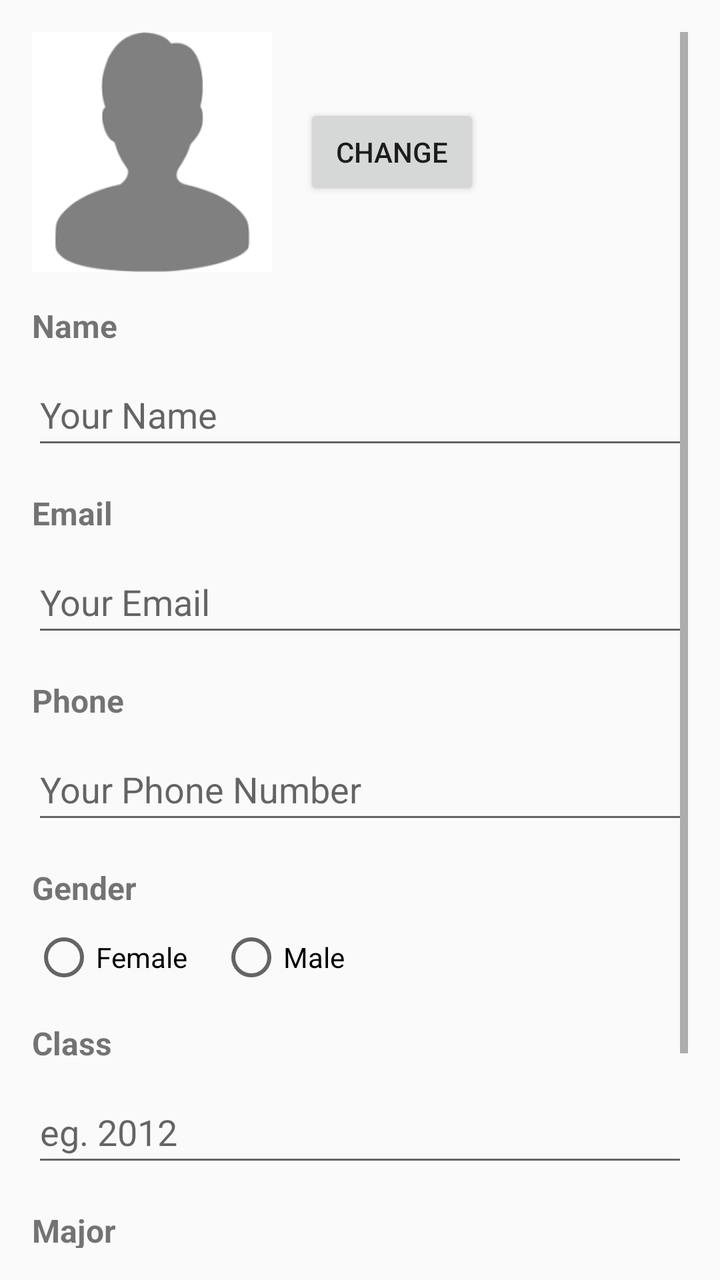
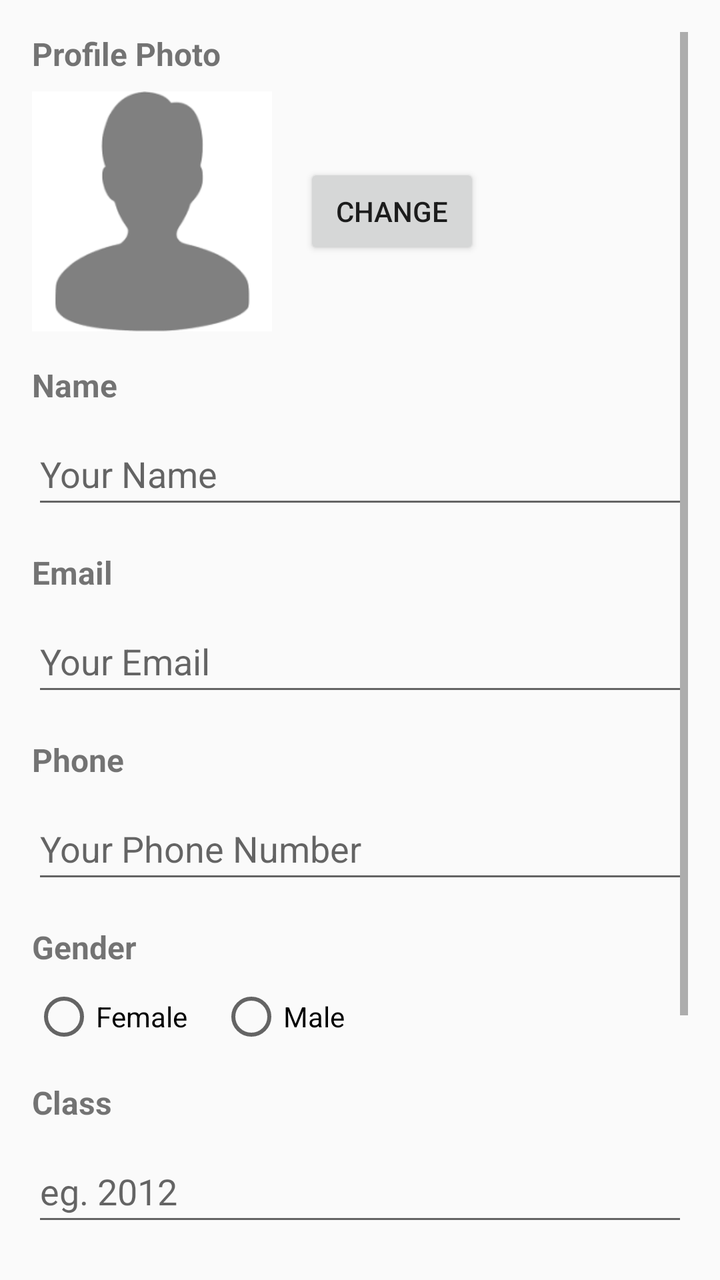

The first picture is an Android layout as it rendered before a commit; the second is the same layout after the commit. The layout source and the unified diff follow.
<!-- AndroidManifest.xml: activity theme Theme.Kunlong_He_MyRuns1 -->
<!-- res/layout/activity_user_profile.xml -->
<?xml version="1.0" encoding="utf-8"?>
<ScrollView xmlns:android="http://schemas.android.com/apk/res/android"
    android:id="@+id/scrollView"
    android:layout_width="match_parent"
    android:layout_height="match_parent"
    android:padding="16dp">

    <LinearLayout
        android:layout_width="match_parent"
        android:layout_height="wrap_content"
        android:orientation="vertical">

        
        <LinearLayout
            android:layout_width="match_parent"
            android:layout_height="wrap_content"
            android:orientation="horizontal"
            android:gravity="center_vertical"
            android:layout_marginBottom="16dp">

            <ImageView
                android:id="@+id/imageProfile"
                android:layout_width="120dp"
                android:layout_height="wrap_content"
                android:layout_marginEnd="16dp"
                android:adjustViewBounds="true"
                android:scaleType="fitCenter" 
                android:src="@drawable/default_avatar" />

            <Button
                android:id="@+id/btnChangePhoto"
                android:layout_width="wrap_content"
                android:layout_height="wrap_content"
                android:text="CHANGE" />

        </LinearLayout>

        
        <TextView
            android:layout_width="wrap_content"
            android:layout_height="wrap_content"
            android:text="Name"
            android:textSize="16sp"
            android:textStyle="bold"
            android:layout_marginBottom="8dp" />

        <EditText
            android:id="@+id/editTextName"
            android:layout_width="match_parent"
            android:layout_height="48dp"
            android:hint="Your Name"
            android:inputType="textPersonName"
            android:layout_marginBottom="16dp" />

        
        <TextView
            android:layout_width="wrap_content"
            android:layout_height="wrap_content"
            android:text="Email"
            android:textSize="16sp"
            android:textStyle="bold"
            android:layout_marginBottom="8dp" />

        <EditText
            android:id="@+id/editTextEmail"
            android:layout_width="match_parent"
            android:layout_height="48dp"
            android:hint="Your Email"
            android:inputType="textEmailAddress"
            android:layout_marginBottom="16dp" />

        
        <TextView
            android:layout_width="wrap_content"
            android:layout_height="wrap_content"
            android:text="Phone"
            android:textSize="16sp"
            android:textStyle="bold"
            android:layout_marginBottom="8dp" />

        <EditText
            android:id="@+id/editTextPhone"
            android:layout_width="match_parent"
            android:layout_height="48dp"
            android:hint="Your Phone Number"
            android:inputType="phone"
            android:layout_marginBottom="16dp" />

        
        <TextView
            android:layout_width="wrap_content"
            android:layout_height="wrap_content"
            android:text="Gender"
            android:textSize="16sp"
            android:textStyle="bold"
            android:layout_marginBottom="8dp" />

        <RadioGroup
            android:id="@+id/radioGroupGender"
            android:layout_width="match_parent"
            android:layout_height="wrap_content"
            android:orientation="horizontal"
            android:layout_marginBottom="16dp">

            <RadioButton
                android:id="@+id/radioButtonFemale"
                android:layout_width="wrap_content"
                android:layout_height="wrap_content"
                android:text="Female"
                android:layout_marginEnd="16dp" />

            <RadioButton
                android:id="@+id/radioButtonMale"
                android:layout_width="wrap_content"
                android:layout_height="wrap_content"
                android:text="Male" />

        </RadioGroup>

        
        <TextView
            android:layout_width="wrap_content"
            android:layout_height="wrap_content"
            android:text="Class"
            android:textSize="16sp"
            android:textStyle="bold"
            android:layout_marginBottom="8dp" />

        <EditText
            android:id="@+id/editTextClass"
            android:layout_width="match_parent"
            android:layout_height="48dp"
            android:hint="eg. 2012"
            android:inputType="number"
            android:layout_marginBottom="16dp" />

        
        <TextView
            android:layout_width="wrap_content"
            android:layout_height="wrap_content"
            android:text="Major"
            android:textSize="16sp"
            android:textStyle="bold"
            android:layout_marginBottom="8dp" />

        <EditText
            android:id="@+id/editTextMajor"
            android:layout_width="match_parent"
            android:layout_height="48dp"
            android:hint="Your Major"
            android:inputType="text"
            android:layout_marginBottom="32dp" />

        
        <LinearLayout
            android:layout_width="match_parent"
            android:layout_height="wrap_content"
            android:orientation="horizontal"
            android:gravity="center">

            <Button
                android:id="@+id/buttonSave"
                android:layout_width="0dp"
                android:layout_height="wrap_content"
                android:layout_weight="1"
                android:text="SAVE"
                android:layout_marginEnd="8dp" />

            <Button
                android:id="@+id/buttonCancel"
                android:layout_width="0dp"
                android:layout_height="wrap_content"
                android:layout_weight="1"
                android:text="CANCEL"
                android:layout_marginStart="8dp" />

        </LinearLayout>

    </LinearLayout>

</ScrollView>
<!-- resources referenced by this layout -->
<resources>
  <!-- drawable default_avatar: png bitmap (drawable, 2208 bytes) -->
  <style name="Theme.Kunlong_He_MyRuns1" parent="Theme.AppCompat.Light.DarkActionBar">
          <item name="colorPrimary">@color/gray_500</item>
          <item name="colorPrimaryDark">@color/gray_700</item>
          <item name="colorAccent">@color/teal_200</item>
      </style>
  <color name="gray_500">#FF607D8B</color>
  <color name="gray_700">#FF455A64</color>
  <color name="teal_200">#FF03DAC5</color>
</resources>

<!-- the commit's change to res/layout/activity_user_profile.xml (unified diff, before → after) -->
@@ -9,6 +9,14 @@
         android:layout_width="match_parent"
         android:layout_height="wrap_content"
         android:orientation="vertical">
+
+        <TextView
+            android:layout_width="wrap_content"
+            android:layout_height="wrap_content"
+            android:text="Profile Photo"
+            android:textSize="16sp"
+            android:textStyle="bold"
+            android:layout_marginBottom="8dp" />
 
         
         <LinearLayout
